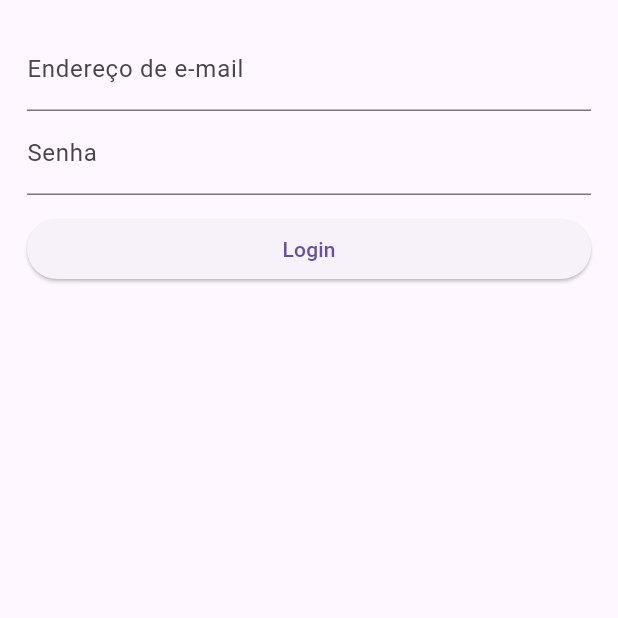
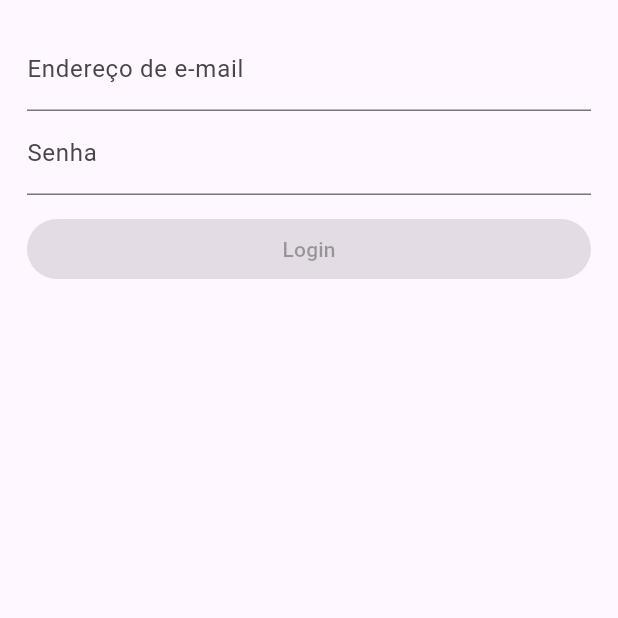
Before and after one commit to professorbossini/20251_maua_ecm252, a Flutter app: the screen it shows after launch, on a phone screen of 412 x 824 dp, the top half of it. Run offline on Flutter 3.47's test engine with Material 3 defaults, Android fonts, the phone set to English and light mode, and no system bars; our stand-ins replace email_validator, rxdart.

Commit message:
ap02-flutter: encerra a apostila

```diff
--- a/projetos_flutter/gerenciamento_de_estado/lib/src/blocs/bloc.dart
+++ b/projetos_flutter/gerenciamento_de_estado/lib/src/blocs/bloc.dart
@@ -1,19 +1,29 @@
 import 'dart:async';
-
+import 'package:rxdart/rxdart.dart';
 import 'package:gerenciamento_de_estado/src/blocs/validators.dart';
 
 
 class Bloc with Validators {
-  final _emailController = StreamController <String>();
-  final _passwordController = StreamController <String> ();
+  // final _emailController = StreamController <String>.broadcast();
+  final _emailController = BehaviorSubject<String>();
+  // final _passwordController = StreamController <String>.broadcast ();
+  final _passwordController = BehaviorSubject<String>();
 
   Stream <String> get email => _emailController.stream.transform(validateEmail);
 
   Stream <String> get password => _passwordController.stream.transform(validatePassword);
 
+  Stream<bool> get emailAndPasswordAreOkay => CombineLatestStream.combine2(email, password, (e, p) => true);
+
   Function(String) get changeEmail => _emailController.sink.add;
 
   Function(String) get changePassword => _passwordController.sink.add;
+
+  void submitForm(){
+    final email = _emailController.value;
+    final password = _passwordController.value;
+    print('$email, $password');
+  }
 
   void dispose(){
     _emailController.close();
--- a/projetos_flutter/gerenciamento_de_estado/lib/src/telas/login_tela.dart
+++ b/projetos_flutter/gerenciamento_de_estado/lib/src/telas/login_tela.dart
@@ -16,7 +16,7 @@ class LoginTela extends StatelessWidget{
             child: Row(
               children: [
                 Expanded(
-                  child: submitButton()
+                  child: submitButton(bloc)
                 )
               ],
             ),
@@ -67,10 +67,15 @@ class LoginTela extends StatelessWidget{
     );
   }
 
-  Widget submitButton(){
-    return ElevatedButton(
-      onPressed: (){},
-      child: Text('Login'),
+  Widget submitButton(Bloc bloc){
+    return StreamBuilder(
+      stream: bloc.emailAndPasswordAreOkay,
+      builder: (BuildContext context, AsyncSnapshot<bool> snapshot){
+        return ElevatedButton(
+          onPressed: snapshot.hasData ? bloc.submitForm : null ,
+          child: Text('Login'),
+        );
+      },
     );
   }
 }
--- a/projetos_flutter/gerenciamento_de_estado/pubspec.yaml
+++ b/projetos_flutter/gerenciamento_de_estado/pubspec.yaml
@@ -35,6 +35,7 @@ dependencies:
   # Use with the CupertinoIcons class for iOS style icons.
   cupertino_icons: ^1.0.8
   email_validator: ^3.0.0
+  rxdart: ^0.28.0
 
 dev_dependencies:
   flutter_test:
```
